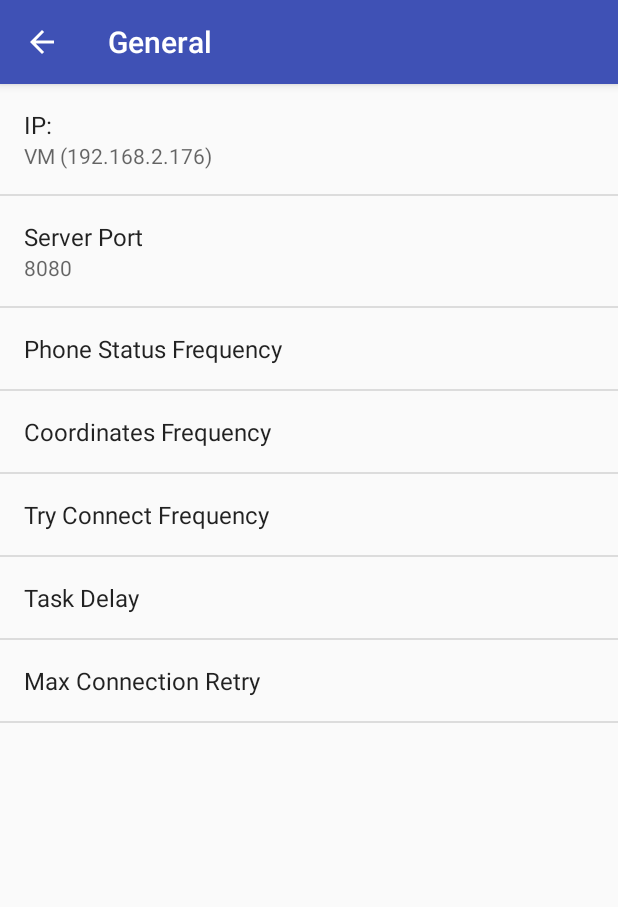
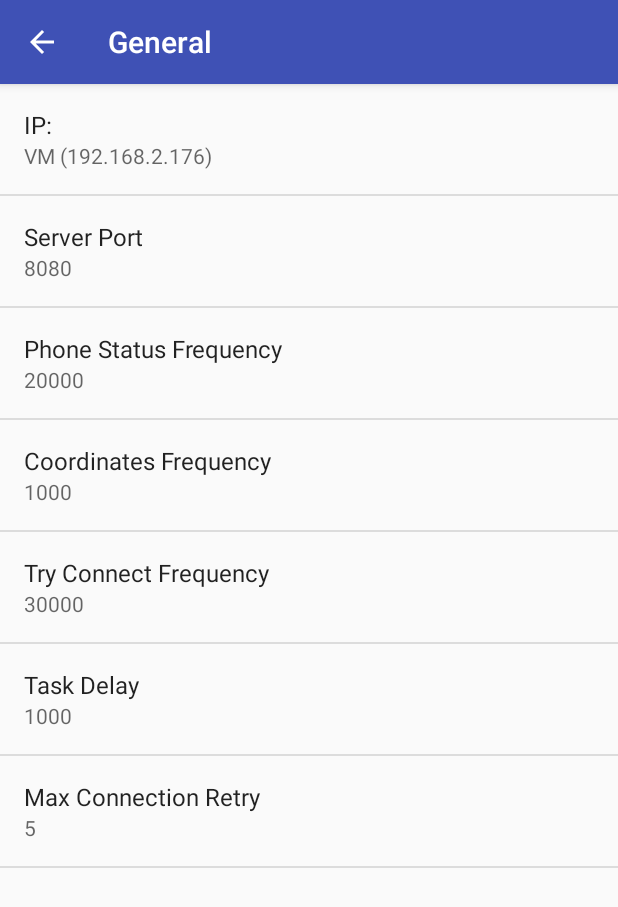
Before and after one commit to Sargon88/infotainment_android, an Android app: the SettingsActivity screen opened directly, with no data from a screen before it, after a tap on "General", on a phone screen of 412 x 824 dp. Shown: the top 907 px of the screen. Run offline under Robolectric (Android 15) with nearby library versions, the phone set to English and light mode, and no system bars.

```diff
--- a/app/src/main/java/esardini/com/infotainment2/service/PhoneStateService.java
+++ b/app/src/main/java/esardini/com/infotainment2/service/PhoneStateService.java
@@ -71,11 +71,7 @@ public class PhoneStateService extends Service {
 
         getGpsCoordinates();
         startCallReceiver();
-
         startTimer();
-
-
-
         return START_STICKY;
     }
 
--- a/app/src/main/res/xml/pref_general.xml
+++ b/app/src/main/res/xml/pref_general.xml
@@ -18,26 +18,31 @@
 
     <EditTextPreference
         android:id="@+id/settings_phone_status"
+        android:defaultValue="20000"
         android:key="status_task_freq"
         android:title="@string/phone_status_freq_label"/>
 
     <EditTextPreference
         android:id="@+id/settings_coordinates"
+        android:defaultValue="1000"
         android:key="coo_task_freq"
         android:title="@string/coordinates_freq_label"/>
 
     <EditTextPreference
         android:id="@+id/settings_reconnect"
+        android:defaultValue="30000"
         android:key="reconnect_task_freq"
         android:title="@string/try_connect_freq_label"/>
 
     <EditTextPreference
         android:id="@+id/settings_delay"
+        android:defaultValue="1000"
         android:key="delay_task_freq"
         android:title="@string/task_delay_label"/>
 
     <EditTextPreference
         android:id="@+id/settings_max_conn"
+        android:defaultValue="5"
         android:key="max_conn_retry"
         android:title="@string/max_connection_label"/>
 
```
